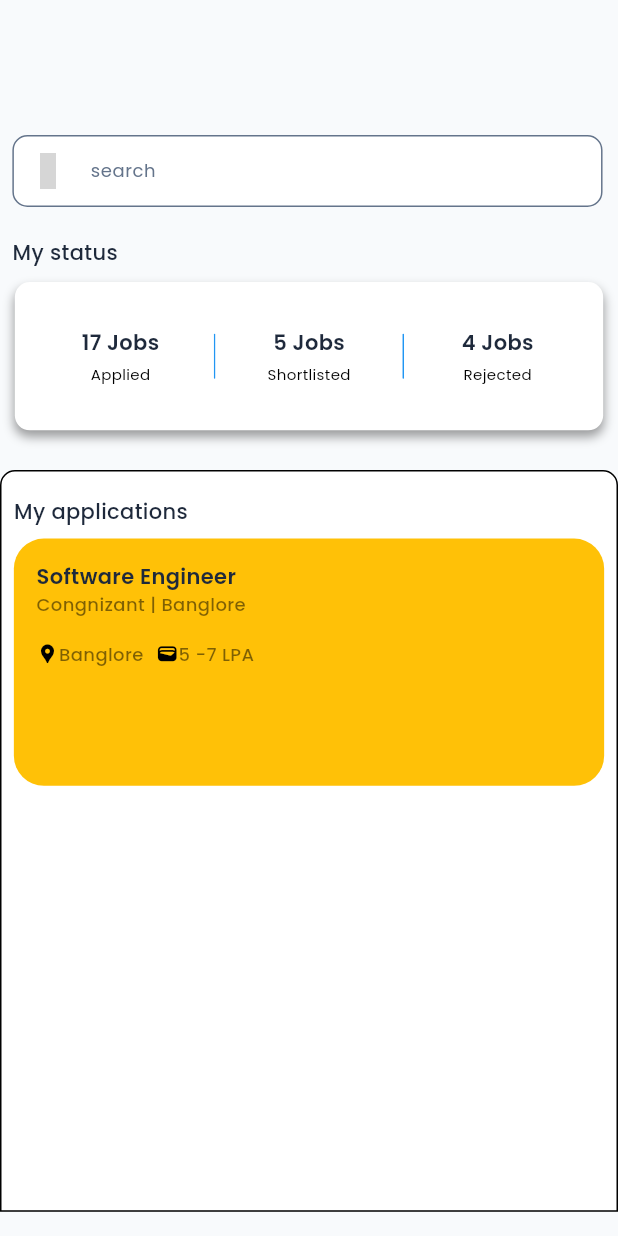
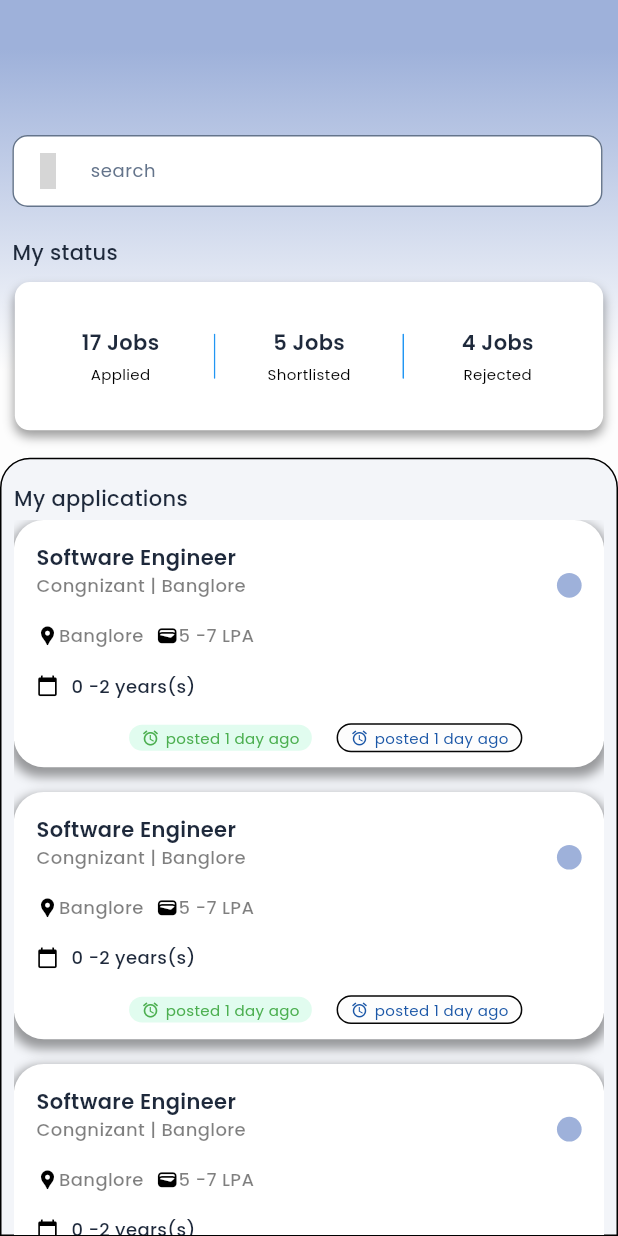
Before and after one commit to surajkalam/Jobportal, a Flutter app: the JobApplicationscreen screen opened directly, on a phone screen of 412 x 824 dp. Run offline on Flutter 3.47's test engine with Material 3 defaults, Android fonts, the phone set to English and light mode, and no system bars; our stand-ins replace cloud_firestore, firebase_core, firebase_storage, flutter_riverpod, go_router, google_fonts and 2 more; accounts and stored records are empty; grey boxes are pictures that could not be loaded.

Commit message:
jobseeker ui complete

```diff
--- a/lib/Feature/JobSeeker/jobseekers_screens/application_screen.dart
+++ b/lib/Feature/JobSeeker/jobseekers_screens/application_screen.dart
@@ -1,5 +1,6 @@
 import 'package:flutter/material.dart';
 import 'package:iconsax/iconsax.dart';
+import 'package:jobapp/core/util.dart/appcolors.dart';
 
 // ignore: camel_case_types
 class JobApplicationscreen extends StatefulWidget {
@@ -18,7 +19,16 @@ class _JobApplicationscreenState extends State<JobApplicationscreen> {
     var height = MediaQuery.of(context).size.height;
     var width = MediaQuery.of(context).size.width;
     return Scaffold(
-      body: Padding(
+      body: Container(
+        decoration: BoxDecoration(
+          gradient: LinearGradient(
+            colors: [AppColors.faintbackblue, AppColors.white],
+            begin: Alignment.topCenter,
+            end: Alignment.bottomCenter,
+            stops: [0.04, 0.3],
+          ),
+        ),
+        child: Padding(
           padding: EdgeInsets.only(top: 40),
           child: Column(
             children: [
@@ -75,8 +85,52 @@ class _JobApplicationscreenState extends State<JobApplicationscreen> {
                 ),
               ),
               detailsContainer(height, width),
+              SizedBox(height: height*0.01,),
+              Expanded(
+                child: Container(
+                  width: double.infinity,
+                  decoration: BoxDecoration(
+                    // ignore: deprecated_member_use
+                    color: AppColors.faintbackblue.withOpacity(0.1),
+                    border: Border.all(color: Colors.black),
+                    borderRadius: BorderRadius.only(
+                      topRight: Radius.circular(20),
+                      topLeft: Radius.circular(20),
+                    ),
+                  ),
+                  child: Padding(
+                    padding: EdgeInsets.only(
+                      left: width * 0.02,
+                      right: width * 0.02,
+                      top: height * 0.02,
+                    ),
+                    child: Column(
+                      crossAxisAlignment: CrossAxisAlignment.start,
+                      children: [
+                        Text('My applications'),
+                        SizedBox(height: height * 0.005),
+                        Expanded(
+                          child: ListView(
+                            children: [
+                              applicationContainer(height, width),
+                              SizedBox(height: height * 0.02),
+                              applicationContainer(height, width),
+                              SizedBox(height: height * 0.02),
+                              applicationContainer(height, width),
+                              SizedBox(height: height * 0.02),
+                              applicationContainer(height, width),
+                              SizedBox(height: height * 0.02),
                               applicationContainer(height, width),
                             ],
+                          ),
+                        ),
+                      ],
+                    ),
+                  ),
+                ),
+              ),
+            ],
+          ),
         ),
       ),
     );
@@ -211,41 +265,20 @@ class _JobApplicationscreenState extends State<JobApplicationscreen> {
   }
 
   Widget applicationContainer(double height, double width) {
-    return Padding(
-      padding: EdgeInsets.symmetric(vertical: height * 0.02),
-      child: SingleChildScrollView(
-        scrollDirection: Axis.vertical,
-        child: Container(
-          height: height * 0.6,
+    return Container(
+      height: height * 0.2,
       width: double.infinity,
       decoration: BoxDecoration(
         color: Colors.white,
-            border: Border.all(
-              // ignore: deprecated_member_use
-              color: Colors.black,
+        borderRadius: BorderRadius.all(Radius.circular(20)),
+        boxShadow: [
+          BoxShadow(
+            color: Colors.black38,
+            offset: Offset(0, 4),
+            blurRadius: 5,
+            spreadRadius: 2,
           ),
-            borderRadius: BorderRadius.only(
-              topRight: Radius.circular(10),
-              topLeft: Radius.circular(10),
-            ),
-          ),
-          child: Padding(
-            padding: EdgeInsets.only(
-              left: width * 0.02,
-              right: width * 0.02,
-              top: height * 0.02,
-            ),
-            child: Column(
-              crossAxisAlignment: CrossAxisAlignment.start,
-              children: [
-                Text('My applications'),
-                SizedBox(height: height * 0.01),
-                Container(
-                  height: height * 0.2,
-                  width: double.infinity,
-                  decoration: BoxDecoration(
-                    color: Colors.amber,
-                    borderRadius: BorderRadius.all(Radius.circular(20)),
+        ],
       ),
       child: Padding(
         padding: EdgeInsets.all(15.0),
@@ -255,10 +288,7 @@ class _JobApplicationscreenState extends State<JobApplicationscreen> {
               children: [
                 Text(
                   'Software Engineer',
-                              style: TextStyle(
-                                fontSize: 14,
-                                fontWeight: FontWeight.w600,
-                              ),
+                  style: TextStyle(fontSize: 14, fontWeight: FontWeight.w600),
                 ),
               ],
             ),
@@ -270,7 +300,17 @@ class _JobApplicationscreenState extends State<JobApplicationscreen> {
                   style: TextStyle(
                     fontSize: 12,
                     fontWeight: FontWeight.w500,
+                    // ignore: deprecated_member_use
                     color: Colors.black.withOpacity(0.5),
+                  ),
+                ),
+                Spacer(),
+                Container(
+                  height: height * 0.02,
+                  width: width * 0.04,
+                  decoration: BoxDecoration(
+                    color: AppColors.faintbackblue,
+                    borderRadius: BorderRadius.circular(50),
                   ),
                 ),
               ],
@@ -279,11 +319,7 @@ class _JobApplicationscreenState extends State<JobApplicationscreen> {
             Row(
               children: [
                 // ignore: deprecated_member_use
-                            Icon(
-                              Icons.location_pin,
-                              size: 15,
-                              color: Colors.black,
-                            ),
+                Icon(Icons.location_pin, size: 15, color: Colors.black),
                 Text(
                   'Banglore',
                   style: TextStyle(
@@ -305,13 +341,42 @@ class _JobApplicationscreenState extends State<JobApplicationscreen> {
                 ),
               ],
             ),
+            SizedBox(height: height * 0.02),
             Row(
               children: [
-
-                          ],
-                        )
+                Icon(Icons.calendar_today, size: 15, color: Colors.black),
+                SizedBox(width: width * 0.02),
+                Text('0 -2 years(s)', style: TextStyle(fontSize: 12)),
               ],
             ),
+            SizedBox(height: height * 0.02),
+            Padding(
+              padding: EdgeInsets.only(left: width * 0.15),
+              child: Row(
+                children: [
+                  Container(
+                    decoration: BoxDecoration(
+                      borderRadius: BorderRadius.circular(10),
+                      // ignore: deprecated_member_use
+                      color: Colors.greenAccent.withOpacity(0.2),
+                    ),
+                    child: Padding(
+                      padding: EdgeInsets.symmetric(
+                        horizontal: width * 0.02,
+                        vertical: height * 0.002,
+                      ),
+                      child: Center(
+                        child: Row(
+                          children: [
+                            Icon(Icons.alarm, size: 12, color: Colors.green),
+                            SizedBox(width: width * 0.01),
+                            Text(
+                              'posted 1 day ago',
+                              style: TextStyle(
+                                fontSize: 10,
+                                fontWeight: FontWeight.w400,
+                                // ignore: deprecated_member_use
+                                color: Colors.green,
                               ),
                             ),
                           ],
@@ -319,6 +384,48 @@ class _JobApplicationscreenState extends State<JobApplicationscreen> {
                       ),
                     ),
                   ),
+                  SizedBox(width: width * 0.04),
+                  Container(
+                    decoration: BoxDecoration(
+                      borderRadius: BorderRadius.circular(10),
+                      // ignore: deprecated_member_use
+                      color: AppColors.white,
+                      border: BoxBorder.all(color: AppColors.black),
+                    ),
+                    child: Padding(
+                      padding: EdgeInsets.symmetric(
+                        horizontal: width * 0.02,
+                        vertical: height * 0.002,
+                      ),
+                      child: Center(
+                        child: Row(
+                          children: [
+                            Icon(
+                              Icons.alarm,
+                              size: 12,
+                              color: AppColors.darkblue,
+                            ),
+                            SizedBox(width: width * 0.01),
+                            Text(
+                              'posted 1 day ago',
+                              style: TextStyle(
+                                fontSize: 10,
+                                fontWeight: FontWeight.w400,
+                                // ignore: deprecated_member_use
+                                color: AppColors.darkblue,
+                              ),
+                            ),
+                          ],
+                        ),
+                      ),
+                    ),
+                  ),
+                ],
+              ),
+            ),
+          ],
+        ),
+      ),
     );
   }
 }
--- a/lib/main.dart
+++ b/lib/main.dart
@@ -24,14 +24,14 @@ class MainApp extends StatelessWidget {
   @override
   Widget build(BuildContext context) {
     final materialTheme = MaterialTheme(textTheme);
-
     return ProviderScope(
       child: MaterialApp.router(
         debugShowCheckedModeBanner: false,
         theme: materialTheme.light(),
         darkTheme: materialTheme.dark(),
         themeMode: ThemeMode.system,
-        routerConfig: JobseekeerAppRouter.router,
+        // routerConfig: JobseekeerAppRouter.router,
+        routerConfig: AppRouter.router,
       ),
     );
   }
```
Also changed, not shown: 1 other file. Lines whose indentation alone changed are shown as unchanged.
